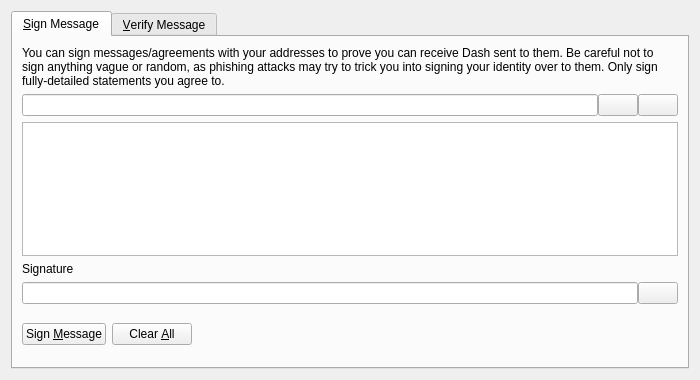
First picture: the form in src/qt/forms/signverifymessagedialog.ui, repository NaAlSi3O8/dash, before the edit.
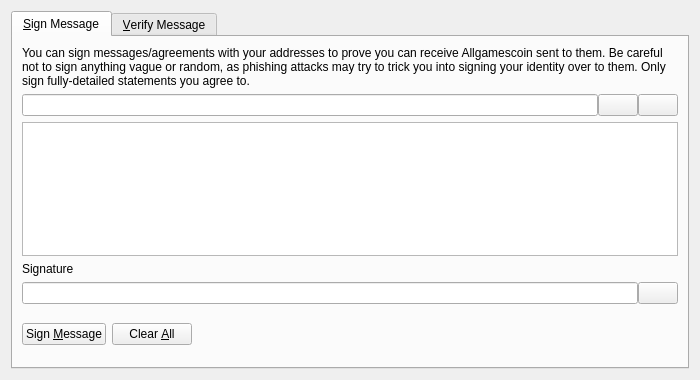
Second picture: the form after the edit. Custom widgets are drawn as their Qt base class.

Commit message: change text Dash to Allgamescoin

```diff
--- a/src/qt/forms/signverifymessagedialog.ui
+++ b/src/qt/forms/signverifymessagedialog.ui
@@ -30,7 +30,7 @@
        <item>
         <widget class="QLabel" name="infoLabel_SM">
          <property name="text">
-          <string>You can sign messages/agreements with your addresses to prove you can receive Dash sent to them. Be careful not to sign anything vague or random, as phishing attacks may try to trick you into signing your identity over to them. Only sign fully-detailed statements you agree to.</string>
+          <string>You can sign messages/agreements with your addresses to prove you can receive Allgamescoin sent to them. Be careful not to sign anything vague or random, as phishing attacks may try to trick you into signing your identity over to them. Only sign fully-detailed statements you agree to.</string>
          </property>
          <property name="textFormat">
           <enum>Qt::PlainText</enum>
```
Left out of the diff: 8 changed lines with no effect on the pictures. The commit also changes 267 other files.
